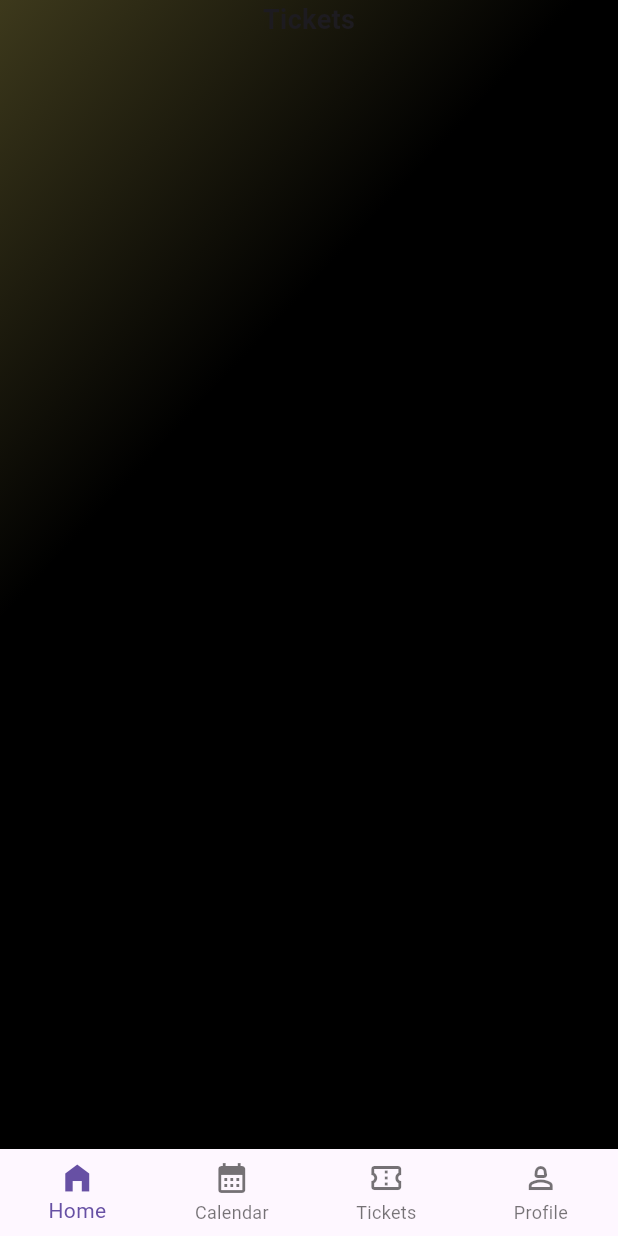
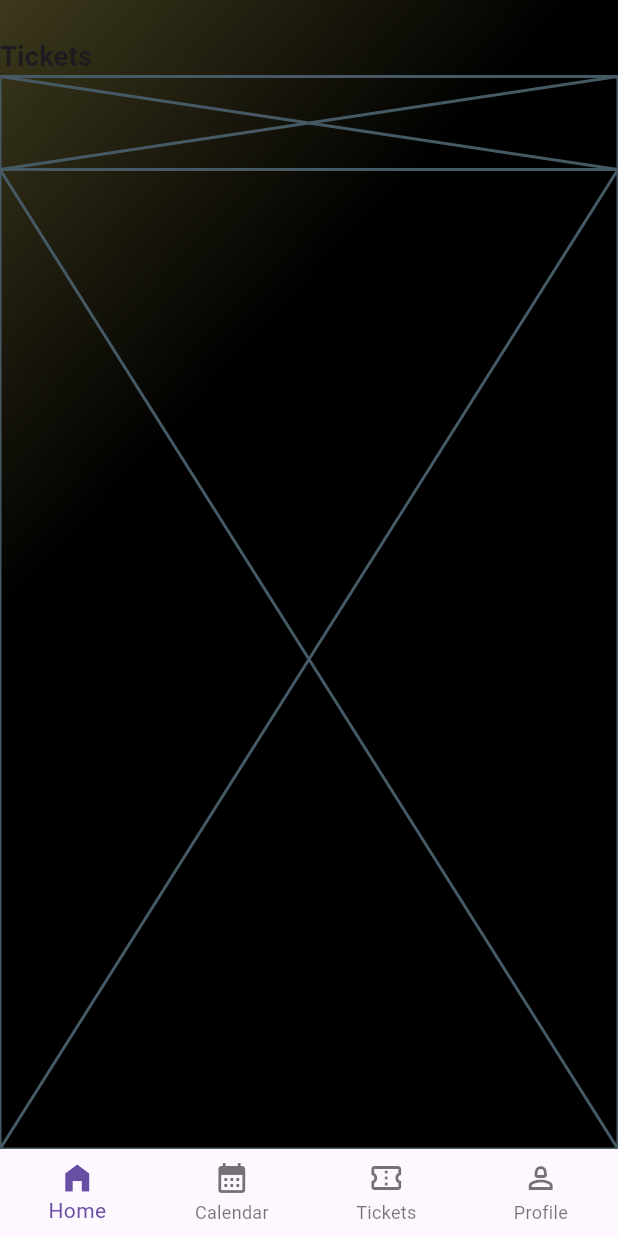
Before and after one commit to JAICHANGPARK/flutter_notebook_chapter_43, a Flutter app: the EventHomePage screen opened directly, on a phone screen of 412 x 824 dp. Run offline on Flutter 3.47's test engine with Material 3 defaults, Android fonts, the phone set to English and light mode, and no system bars; our stand-ins replace gap, hugeicons, percent_indicator.

Commit message:
Update event_home_page.dart

```diff
--- a/lib/ep2186_event_app/ui/event_home_page.dart
+++ b/lib/ep2186_event_app/ui/event_home_page.dart
@@ -29,8 +29,10 @@ class _EventHomePageState extends State<EventHomePage> {
             ),
           ),
           Positioned.fill(
+            top: 25,
             child: SafeArea(
               child: Column(
+                crossAxisAlignment: CrossAxisAlignment.start,
                 children: [
                   Text(
                     "Tickets",
@@ -39,6 +41,12 @@ class _EventHomePageState extends State<EventHomePage> {
                       fontWeight: FontWeight.bold,
                     ),
                   ),
+                  SizedBox(
+                    height: 62,
+                    child: Placeholder(),
+                  ),
+                  Expanded(child: Placeholder())
+
                 ],
               ),
             ),
```
